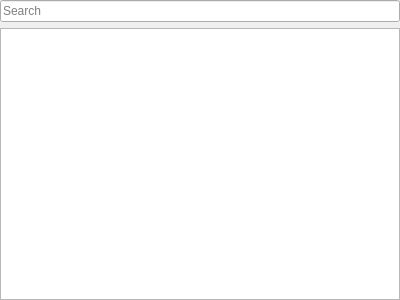
Before: the Qt Designer form ui/views/dependencyview.ui in KDE/elf-dissector, drawn with Qt 5.
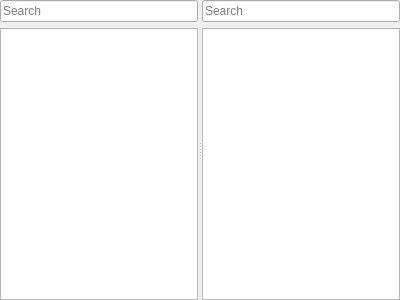
After: the same form once the commit is applied.

Commit message: Show which symbols are used for a library/dependency pair.

Patch:
```diff
--- a/ui/views/dependencyview.ui
+++ b/ui/views/dependencyview.ui
@@ -10,7 +10,7 @@
     <height>300</height>
    </rect>
   </property>
-  <layout class="QVBoxLayout" name="verticalLayout">
+  <layout class="QVBoxLayout" name="verticalLayout_3">
    <property name="leftMargin">
     <number>0</number>
    </property>
@@ -24,7 +24,14 @@
     <number>0</number>
    </property>
    <item>
-    <widget class="QLineEdit" name="searchLine">
+    <widget class="QSplitter" name="splitter">
+     <property name="orientation">
+      <enum>Qt::Horizontal</enum>
+     </property>
+     <widget class="QWidget" name="">
+      <layout class="QVBoxLayout" name="verticalLayout">
+       <item>
+        <widget class="QLineEdit" name="dependencySearchLine">
      <property name="placeholderText">
       <string>Search</string>
      </property>
@@ -38,6 +45,34 @@
      <property name="uniformRowHeights">
       <bool>true</bool>
      </property>
+        </widget>
+       </item>
+      </layout>
+     </widget>
+     <widget class="QWidget" name="">
+      <layout class="QVBoxLayout" name="verticalLayout_2">
+       <item>
+        <widget class="QLineEdit" name="symbolSearchLine">
+         <property name="placeholderText">
+          <string>Search</string>
+         </property>
+         <property name="clearButtonEnabled">
+          <bool>true</bool>
+         </property>
+        </widget>
+       </item>
+       <item>
+        <widget class="QTreeView" name="symbolView">
+         <property name="rootIsDecorated">
+          <bool>false</bool>
+         </property>
+         <property name="uniformRowHeights">
+          <bool>true</bool>
+         </property>
+        </widget>
+       </item>
+      </layout>
+     </widget>
     </widget>
    </item>
   </layout>
```
Lines whose indentation alone changed are shown as unchanged. The commit also changes 6 other files.
